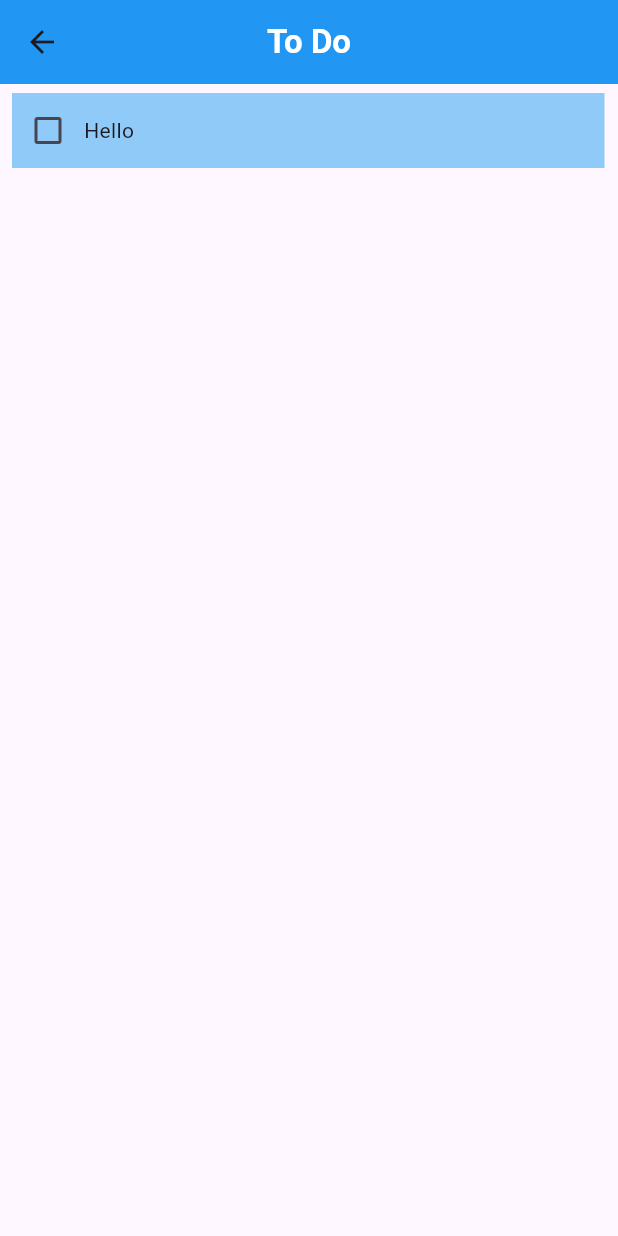
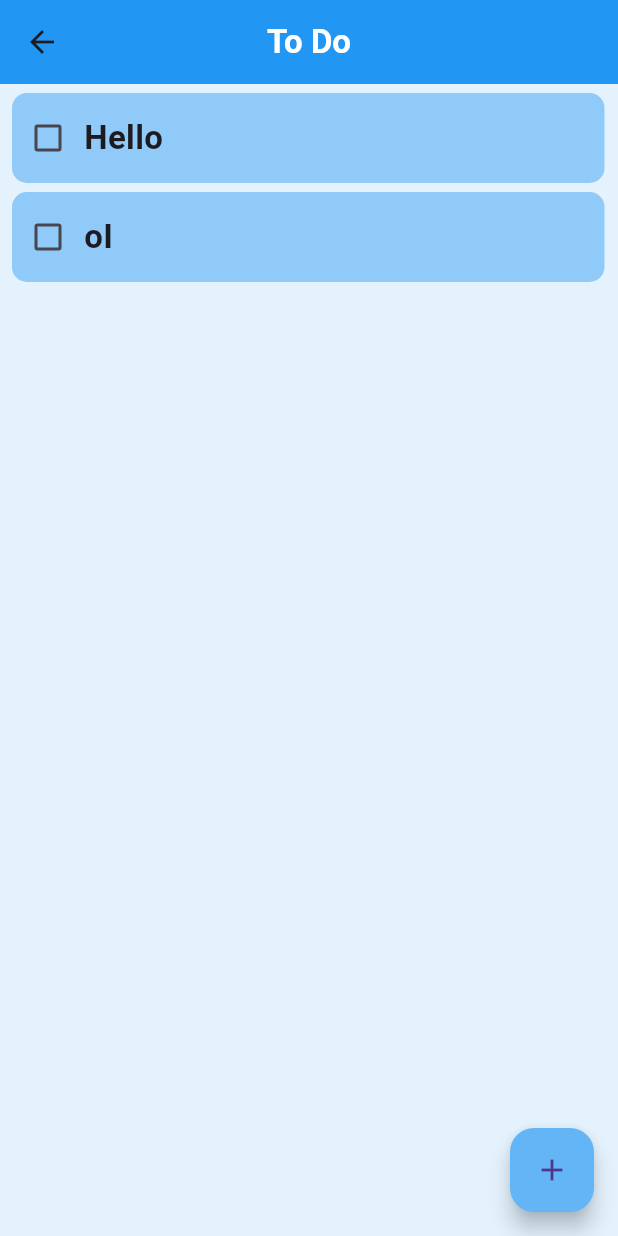
Before and after one commit to JotaDouglas/ToDoAPP, a Flutter app: the TodoPage screen opened directly, on a phone screen of 412 x 824 dp. Run offline on Flutter 3.47's test engine with Material 3 defaults, Android fonts, the phone set to English and light mode, and no system bars.

Commit message:
developing ToDo Tile and add bottom

```diff
--- a/lib/page/todoPage.dart
+++ b/lib/page/todoPage.dart
@@ -14,11 +14,19 @@ class TodoPage extends StatelessWidget {
         backgroundColor: Colors.blue[500],
         centerTitle: true,
       ),
-      body: ListView(
-        children: [
-          TodoTiles(todoText: 'Hello'),
-
-        ],
+      floatingActionButton: FloatingActionButton(
+        onPressed: () {},
+        backgroundColor: Colors.blue[300],
+        child: Icon(Icons.add),
+        ),
+      body: Container(
+        decoration: BoxDecoration(color: Colors.blue[50]),
+        child: ListView(
+          children: [
+            TodoTiles(todoText: 'Hello'),
+            TodoTiles(todoText: 'oI'),
+          ],
+        ),
       )
     );
 }}
--- a/lib/util/toDoTile.dart
+++ b/lib/util/toDoTile.dart
@@ -1,4 +1,4 @@
-// ignore_for_file: avoid_unnecessary_containers
+// ignore_for_file: avoid_unnecessary_containers, prefer_const_constructors
 
 import 'package:flutter/material.dart';
 
@@ -14,14 +14,25 @@ class TodoTiles extends StatefulWidget {
 class _TodoTilesState extends State<TodoTiles> {
   bool checkTask = false;
 
+  void taskConclude(){
+    if(checkTask = false){
+      setState(() {
+
+      });
+    }else{}
+  }
+
   @override
   Widget build(BuildContext context) {
     return Padding(
       padding: const EdgeInsets.only(left: 8, right: 9, top: 6,),
       child: Container(
-        height: 50,
+        decoration: BoxDecoration(
+          borderRadius: BorderRadius.all(Radius.circular(10)),
+          color:checkTask?Colors.blue[500]:Colors.blue[200],
+        ),
+        height: 60,
         width: double.infinity,
-        color: Colors.blue[200],
         child: Row(
           children: [
             Checkbox(
@@ -33,7 +44,13 @@ class _TodoTilesState extends State<TodoTiles> {
                 }
                 );
             }),
-            Text(widget.todoText)
+            Text(widget.todoText,
+            style: TextStyle(
+              decoration: checkTask?TextDecoration.lineThrough:TextDecoration.none,
+              fontSize: 22,
+              fontWeight: FontWeight.bold),
+
+              )
           ],
         ),
       ),
```
Also changed, not shown: lib/page/loginPage.dart (line endings or trailing spaces).
